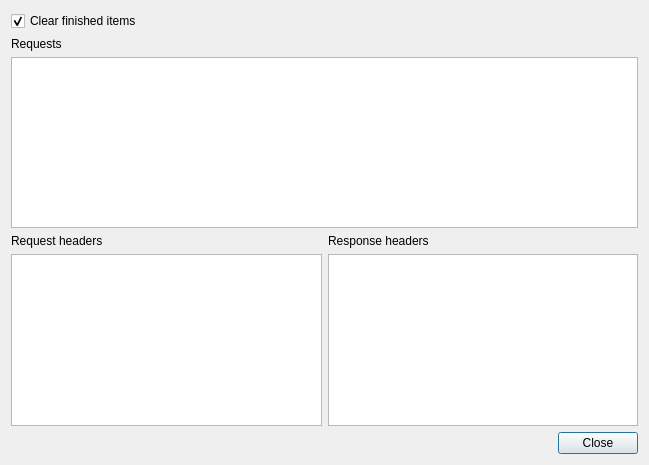
This is src/plugins/networkmonitor/networkmonitor.ui in 0xd34df00d/leechcraft as Qt 5 draws it before an edit. The edited form follows.
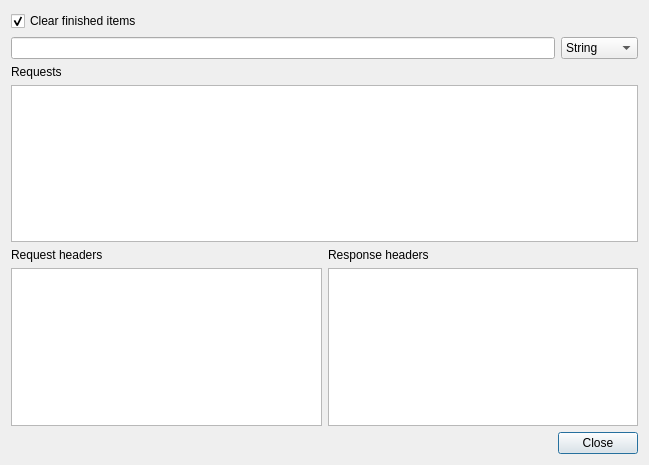
This is the edited form.

The edit to the form file:
```diff
--- a/src/plugins/networkmonitor/networkmonitor.ui
+++ b/src/plugins/networkmonitor/networkmonitor.ui
@@ -24,6 +24,32 @@
      </property>
     </widget>
    </item>
+   <item>
+    <layout class="QHBoxLayout" name="horizontalLayout_2">
+     <item>
+      <widget class="QLineEdit" name="SearchString_"/>
+     </item>
+     <item>
+      <widget class="QComboBox" name="SearchType_">
+       <item>
+        <property name="text">
+         <string>String</string>
+        </property>
+       </item>
+       <item>
+        <property name="text">
+         <string>Wildcard</string>
+        </property>
+       </item>
+       <item>
+        <property name="text">
+         <string>Regexp</string>
+        </property>
+       </item>
+      </widget>
+     </item>
+    </layout>
+   </item>
    <item>
     <layout class="QVBoxLayout" name="verticalLayout">
      <item>
```
Left out of the diff: 6 changed lines with no effect on the pictures.
